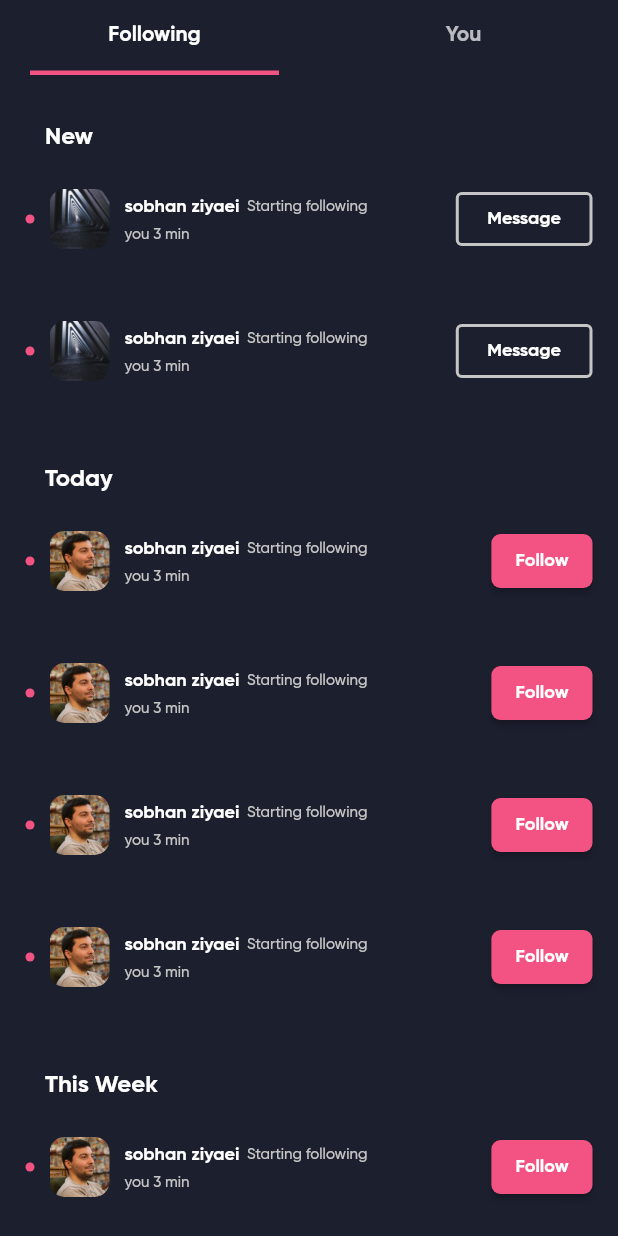
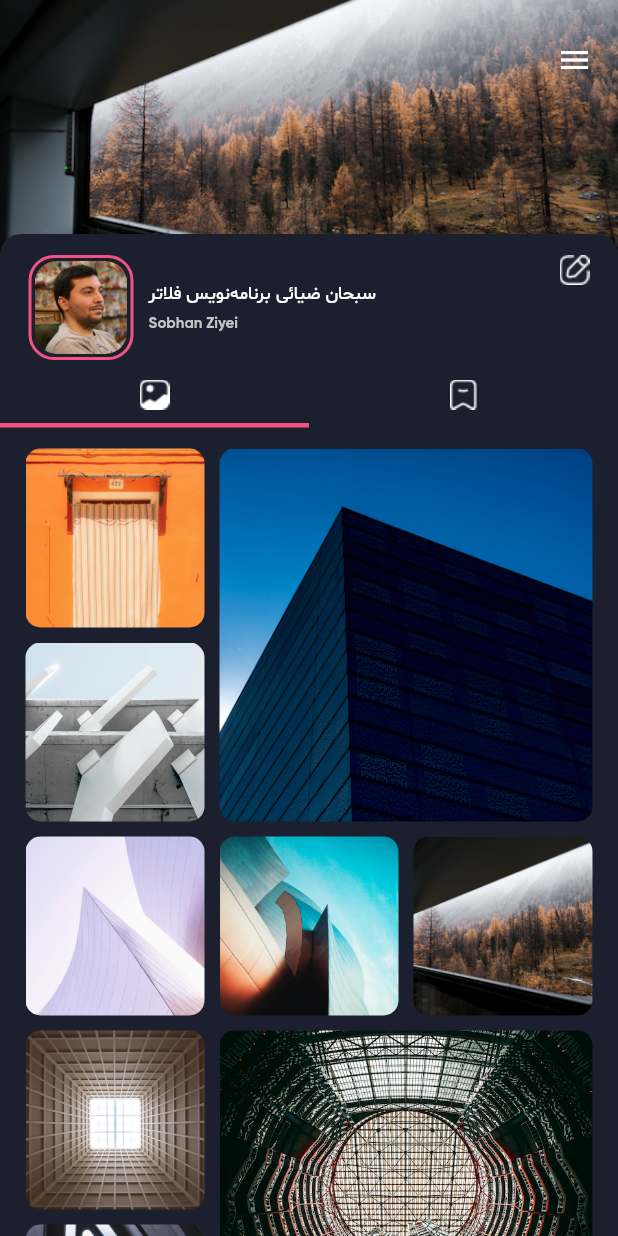
Before and after one commit to Sobhan-Ziyaei/instagram_ui_app, a Flutter app: the LoginScreen screen opened directly, after a tap on "sign in", on a phone screen of 412 x 824 dp. Run offline on Flutter 3.47's test engine with Material 2 defaults, Android fonts, the phone set to English and light mode, and no system bars; our stand-ins replace dotted_border, flutter_spinkit.

Commit message:
create User Profile Screen

```diff
--- a/lib/ui/screens/login_screen.dart
+++ b/lib/ui/screens/login_screen.dart
@@ -4,6 +4,7 @@ import 'package:instagram_ui_app/ui/screens/activity_screen.dart';
 import 'package:instagram_ui_app/ui/screens/add_post_screen.dart';
 import 'package:instagram_ui_app/ui/screens/home_screen.dart';
 import 'package:instagram_ui_app/ui/screens/search_screen.dart';
+import 'package:instagram_ui_app/ui/screens/user_profile_screen.dart';
 
 class LoginScreen extends StatefulWidget {
   const LoginScreen({Key? key}) : super(key: key);
@@ -170,7 +171,7 @@ class _LoginScreenState extends State<LoginScreen> {
                       Navigator.push(
                         context,
                         MaterialPageRoute(
-                          builder: (context) => const ActivityScreen(),
+                          builder: (context) => const UserProfileScreen(),
                         ),
                       );
                     },
--- /dev/null
+++ b/lib/ui/screens/user_profile_screen.dart
@@ -0,0 +1,243 @@
+import 'package:flutter/material.dart';
+import 'package:flutter_staggered_grid_view/flutter_staggered_grid_view.dart';
+import 'package:instagram_ui_app/data/constants/custom_color.dart';
+
+class UserProfileScreen extends StatelessWidget {
+  const UserProfileScreen({Key? key}) : super(key: key);
+
+  @override
+  Widget build(BuildContext context) {
+    return Scaffold(
+      backgroundColor: CustomColor.black,
+      body: DefaultTabController(
+        length: 2,
+        child: NestedScrollView(
+          headerSliverBuilder: (context, innerBoxIsScrolled) {
+            return [
+              SliverAppBar(
+                actions: const [
+                  Padding(
+                    padding: EdgeInsets.only(right: 17),
+                    child: Icon(Icons.menu),
+                  ),
+                ],
+                toolbarHeight: 80,
+                bottom: PreferredSize(
+                  preferredSize: const Size.fromHeight(10),
+                  child: Container(
+                    height: 14,
+                    decoration: const BoxDecoration(
+                      color: CustomColor.black,
+                      borderRadius: BorderRadius.only(
+                        topLeft: Radius.circular(15),
+                        topRight: Radius.circular(15),
+                      ),
+                    ),
+                  ),
+                ),
+                automaticallyImplyLeading: false,
+                expandedHeight: 170,
+                backgroundColor: CustomColor.black,
+                flexibleSpace: FlexibleSpaceBar(
+                  background: Image.asset(
+                    'assets/images/item5.png',
+                    fit: BoxFit.cover,
+                  ),
+                ),
+              ),
+              SliverToBoxAdapter(
+                child: _getHeaderContent(),
+              ),
+              SliverPersistentHeader(
+                pinned: true,
+                floating: true,
+                delegate: TabBarViewDelegate(
+                  TabBar(
+                    indicatorPadding: EdgeInsets.only(bottom: 4),
+                    indicatorWeight: 3,
+                    indicatorColor: CustomColor.pink,
+                    tabs: [
+                      Tab(
+                        icon: Image.asset('assets/images/icon_tab_posts.png'),
+                      ),
+                      Tab(
+                        icon:
+                            Image.asset('assets/images/icon_tab_bookmark.png'),
+                      )
+                    ],
+                  ),
+                ),
+              )
+            ];
+          },
+          body: TabBarView(
+            children: [
+              CustomScrollView(
+                slivers: [
+                  SliverPadding(
+                    padding: EdgeInsets.only(top: 10, right: 17, left: 17),
+                    sliver: SliverGrid(
+                      delegate: SliverChildBuilderDelegate(
+                        (context, index) {
+                          return ClipRRect(
+                            borderRadius: const BorderRadius.all(
+                              Radius.circular(10),
+                            ),
+                            child: FittedBox(
+                              fit: BoxFit.cover,
+                              child:
+                                  Image.asset('assets/images/item$index.png'),
+                            ),
+                          );
+                        },
+                        childCount: 10,
+                      ),
+                      gridDelegate: SliverQuiltedGridDelegate(
+                        crossAxisCount: 3,
+                        crossAxisSpacing: 10,
+                        mainAxisSpacing: 10,
+                        repeatPattern: QuiltedGridRepeatPattern.inverted,
+                        pattern: [
+                          const QuiltedGridTile(1, 1),
+                          const QuiltedGridTile(2, 2),
+                          const QuiltedGridTile(1, 1),
+                          const QuiltedGridTile(1, 1),
+                          const QuiltedGridTile(1, 1),
+                        ],
+                      ),
+                    ),
+                  ),
+                ],
+              ),
+              CustomScrollView(
+                slivers: [
+                  SliverPadding(
+                    padding: EdgeInsets.only(top: 10, right: 17, left: 17),
+                    sliver: SliverGrid(
+                      delegate: SliverChildBuilderDelegate(
+                        (context, index) {
+                          return ClipRRect(
+                            borderRadius: const BorderRadius.all(
+                              Radius.circular(10),
+                            ),
+                            child: FittedBox(
+                              fit: BoxFit.cover,
+                              child:
+                                  Image.asset('assets/images/item$index.png'),
+                            ),
+                          );
+                        },
+                        childCount: 10,
+                      ),
+                      gridDelegate: SliverQuiltedGridDelegate(
+                        crossAxisCount: 3,
+                        crossAxisSpacing: 10,
+                        mainAxisSpacing: 10,
+                        repeatPattern: QuiltedGridRepeatPattern.inverted,
+                        pattern: [
+                          const QuiltedGridTile(1, 1),
+                          const QuiltedGridTile(2, 2),
+                          const QuiltedGridTile(1, 1),
+                          const QuiltedGridTile(1, 1),
+                          const QuiltedGridTile(1, 1),
+                        ],
+                      ),
+                    ),
+                  ),
+                ],
+              ),
+            ],
+          ),
+        ),
+      ),
+    );
+  }
+
+  Widget _getHeaderContent() {
+    return Padding(
+      padding: const EdgeInsets.symmetric(horizontal: 19),
+      child: Row(
+        crossAxisAlignment: CrossAxisAlignment.start,
+        children: [
+          Container(
+            width: 70,
+            height: 70,
+            decoration: BoxDecoration(
+              border: Border.all(width: 2, color: CustomColor.pink),
+              borderRadius: const BorderRadius.all(
+                Radius.circular(17),
+              ),
+            ),
+            child: Padding(
+              padding: const EdgeInsets.all(2.0),
+              child: ClipRRect(
+                borderRadius: BorderRadius.circular(15),
+                child: FittedBox(
+                  fit: BoxFit.cover,
+                  child: Image.asset('assets/images/profile.jpg'),
+                ),
+              ),
+            ),
+          ),
+          const SizedBox(
+            width: 10,
+          ),
+          const SizedBox(
+            height: 70,
+            child: Center(
+              child: Column(
+                crossAxisAlignment: CrossAxisAlignment.start,
+                mainAxisSize: MainAxisSize.min,
+                children: [
+                  Text(
+                    'سبحان ضیائی برنامه‌نویس فلاتر',
+                    style: TextStyle(
+                        color: CustomColor.white,
+                        fontFamily: 'SM',
+                        fontSize: 12),
+                  ),
+                  SizedBox(
+                    height: 5,
+                  ),
+                  Text(
+                    'Sobhan Ziyei',
+                    style: TextStyle(
+                        color: CustomColor.grey,
+                        fontSize: 10,
+                        fontFamily: 'GB'),
+                  )
+                ],
+              ),
+            ),
+          ),
+          const Spacer(),
+          Image.asset('assets/images/icon_profile_edit.png'),
+        ],
+      ),
+    );
+  }
+}
+
+class TabBarViewDelegate extends SliverPersistentHeaderDelegate {
+  TabBarViewDelegate(this._tabBar);
+  final TabBar _tabBar;
+  @override
+  Widget build(
+      BuildContext context, double shrinkOffset, bool overlapsContent) {
+    return Container(
+      color: CustomColor.black,
+      child: _tabBar,
+    );
+  }
+
+  @override
+  double get maxExtent => _tabBar.preferredSize.height;
+
+  @override
+  double get minExtent => _tabBar.preferredSize.height;
+
+  @override
+  bool shouldRebuild(covariant SliverPersistentHeaderDelegate oldDelegate) {
+    return false;
+  }
+}
```
Also changed, not shown: assets/images/icon_profile_edit.png (added), assets/images/icon_tab_bookmark.png (added), assets/images/icon_tab_posts.png (added).
